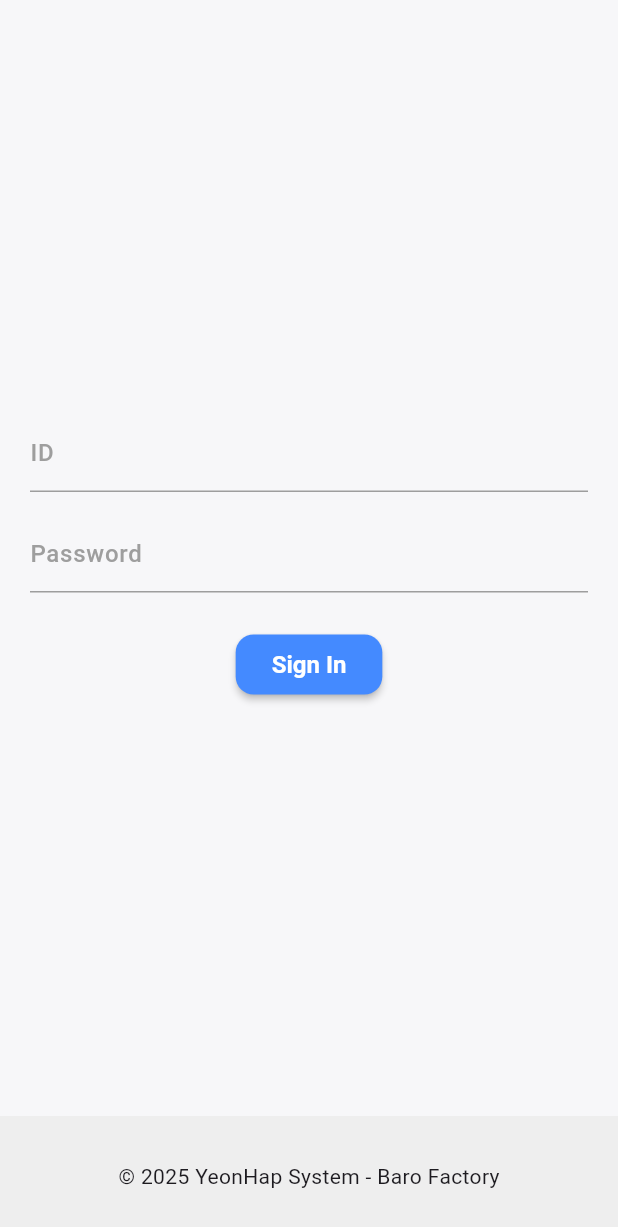
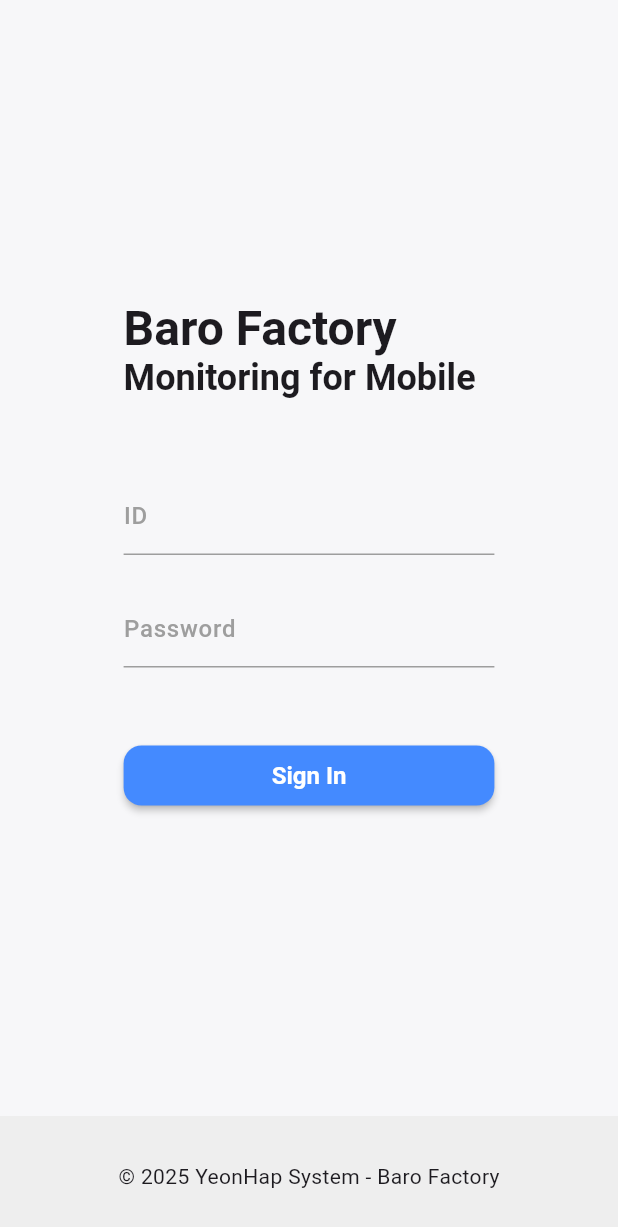
Before and after one commit to HaJaehyeong/flutter-study, a Flutter app: the screen it shows after launch, after a tap on "Go to Sign In", on a phone screen of 412 x 824 dp. Shown: the top 1227 px of the screen. Run offline on Flutter 3.47's test engine with Material 3 defaults, Android fonts, the phone set to English and light mode, and no system bars; our stand-ins replace dio; network calls fail.

Commit message:
modify signin screen design

```diff
--- a/lib/screens/signin_screen.dart
+++ b/lib/screens/signin_screen.dart
@@ -13,31 +13,11 @@
 class _SigninScreenState extends State<SigninScreen> {
   final SigninViewModel viewModel = SigninViewModel();
 
-  @override
-  Widget build(BuildContext context) {
-    // NOTE(hajae): Scaffold -> Layout (전체 페이지 틀)
-    return Scaffold(
-      body: Padding(
-        padding: const EdgeInsets.all(20),
-        child: Column(
-          mainAxisAlignment: MainAxisAlignment.center,
-          children: [
-            CustomTextField(hintText: 'ID', onChanged: viewModel.setId),
-            const SizedBox(height: 16),
-            CustomTextField(
-              hintText: 'Password',
-              obscureText: true,
-              onChanged: viewModel.setPassword,
-            ),
-            const SizedBox(height: 24),
-            PrimaryButton(
-              text: 'Sign In',
-              onPressed: () async {
+  Future<void> _handleLogin() async {
     try {
       await viewModel.login();
 
-                  if (!mounted) return;
-                  if (!context.mounted) return;
+      if (!mounted || !context.mounted) return;
 
       Navigator.pushNamed(context, '/');
     } catch (e) {
@@ -57,7 +37,65 @@
             ),
       );
     }
-              },
+  }
+
+  @override
+  Widget build(BuildContext context) {
+    // NOTE(hajae): Scaffold -> Layout (전체 페이지 틀)
+    return Scaffold(
+      body: Container(
+        alignment: Alignment.center,
+        child: Column(
+          mainAxisAlignment: MainAxisAlignment.center,
+          crossAxisAlignment: CrossAxisAlignment.center,
+          children: [
+            Column(
+              mainAxisAlignment: MainAxisAlignment.start,
+              crossAxisAlignment: CrossAxisAlignment.start,
+              children: [
+                const Text(
+                  'Baro Factory',
+                  style: TextStyle(
+                    fontSize: 32,
+                    height: 1,
+                    fontWeight: FontWeight.bold,
+                    letterSpacing: 0,
+                  ),
+                ),
+                const Text(
+                  'Monitoring for Mobile',
+                  style: TextStyle(
+                    fontSize: 24,
+                    fontWeight: FontWeight.bold,
+                    letterSpacing: 0,
+                  ),
+                ),
+                const SizedBox(height: 50),
+                FractionallySizedBox(
+                  widthFactor: 0.6,
+                  child: CustomTextField(
+                    hintText: 'ID',
+                    onChanged: viewModel.setId,
+                  ),
+                ),
+                const SizedBox(height: 24),
+                FractionallySizedBox(
+                  widthFactor: 0.6,
+                  child: CustomTextField(
+                    hintText: 'Password',
+                    obscureText: true,
+                    onChanged: viewModel.setPassword,
+                  ),
+                ),
+                const SizedBox(height: 48),
+                FractionallySizedBox(
+                  widthFactor: 0.6,
+                  child: PrimaryButton(
+                    text: 'Sign In',
+                    onPressed: _handleLogin,
+                  ),
+                ),
+              ],
             ),
           ],
         ),
```
Lines whose indentation alone changed are shown as unchanged.
